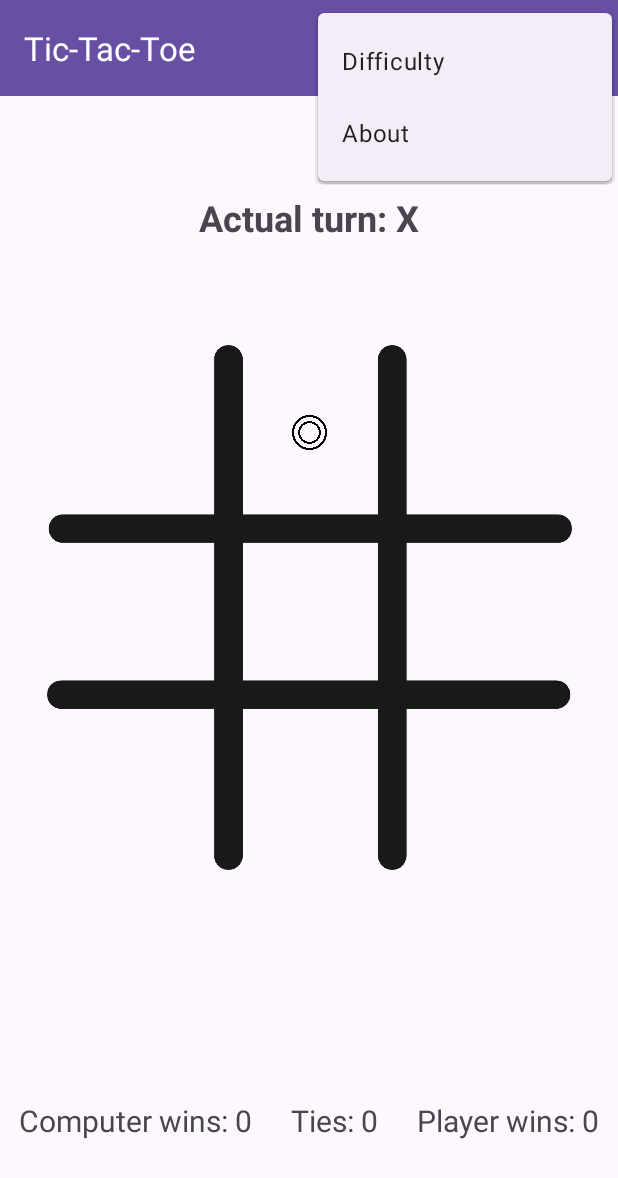
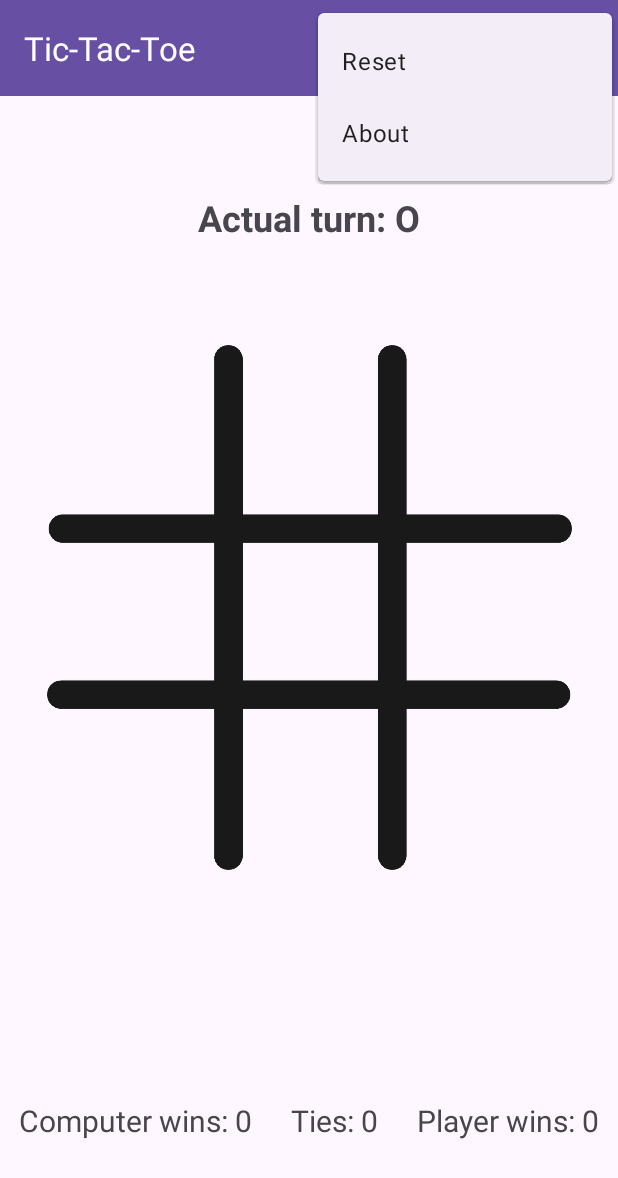
Before and after one commit to omanrique18/DADM-Ocas, an Android app: the TicTacToeActivity screen opened directly, with no data from a screen before it, with the options menu open, on a phone screen of 412 x 824 dp. Shown: the top 1178 px of the screen. Run offline under Robolectric (Android 15) with nearby library versions, the light colour scheme and no system bars; 2 statements that could not run were skipped.

Commit message:
Se agrega persistencia y finaliza reto 6

```diff
--- a/reto3/TicTacToe/app/src/main/java/co/edu/unal/tic_tac_toe/TicTacToeActivity.kt
+++ b/reto3/TicTacToe/app/src/main/java/co/edu/unal/tic_tac_toe/TicTacToeActivity.kt
@@ -1,5 +1,6 @@
 package co.edu.unal.tic_tac_toe
 
+import android.content.SharedPreferences
 import android.media.MediaPlayer
 import android.os.Bundle
 import android.os.Handler
@@ -12,12 +13,12 @@
 import androidx.fragment.app.DialogFragment
 import co.edu.unal.tic_tac_toe.dialogs.AboutDialog
 import co.edu.unal.tic_tac_toe.dialogs.DifficultyDialog
-import co.edu.unal.tic_tac_toe.dialogs.QuitDialog
+import co.edu.unal.tic_tac_toe.dialogs.ResetDialog
 
 
 class TicTacToeActivity : AppCompatActivity(),
     DifficultyDialog.DifficultyDialogListener,
-    QuitDialog.QuitDialogListener {
+    ResetDialog.ResetDialogListener {
     private lateinit var ticTacToe: TicTacToe
     private lateinit var gridView: GridView
     private lateinit var turnText: TextView
@@ -30,6 +31,7 @@
     private lateinit var bundle: Bundle
     private lateinit var xSound: MediaPlayer
     private lateinit var oSound: MediaPlayer
+    private lateinit var prefs: SharedPreferences
     private var isSingleMode = true
 
     override fun onCreate(savedInstanceState: Bundle?) {
@@ -37,23 +39,32 @@
         setContentView(R.layout.activity_tic_tac_toe)
         setSupportActionBar(findViewById(R.id.main_toolbar))
 
+        prefs = getSharedPreferences("ttt_prefs", MODE_PRIVATE);
         bundle = intent.extras!!
         isSingleMode = bundle.getBoolean("isSingleMode")
 
         ticTacToe = TicTacToe()
         if (savedInstanceState != null)
-            ticTacToe.setValuesOnRestart(savedInstanceState.getStringArray("board"), savedInstanceState.getString("turn"))
+            ticTacToe.setValuesOnRestart(
+                savedInstanceState.getStringArray("board"),
+                savedInstanceState.getString("turn")
+            )
         gridView = findViewById(R.id.grid)
         turnText = findViewById(R.id.turn)
         oWinsText = findViewById(R.id.o_wins)
         xWinsText = findViewById(R.id.x_wins)
         tiesText = findViewById(R.id.ties)
         gameStateText = findViewById(R.id.game_status)
-        scoreBoard = arrayOf(0,0,0)
+        scoreBoard = arrayOf(
+            prefs.getInt("playerWins",0),
+            prefs.getInt("ties",0),
+            prefs.getInt("computerWins",0)
+        )
         symbols = arrayOf(ticTacToe.getPersonSymbol(),ticTacToe.getComputerSymbol())
         gridView.setTicTacToe(ticTacToe)
         gridView.setOnTouchListener { _ , motionEvent -> touchGridEvent(motionEvent)
         }
+
         setInitialText()
         firstComputerMove()
     }
@@ -68,6 +79,15 @@
         super.onPause()
         xSound.release()
         oSound.release()
+    }
+
+    override fun onStop() {
+        super.onStop()
+        val ed: SharedPreferences.Editor = prefs.edit()
+        ed.putInt("playerWins", scoreBoard[0])
+        ed.putInt("ties", scoreBoard[1])
+        ed.putInt("computerWins", scoreBoard[2])
+        ed.apply()
     }
 
     override fun onSaveInstanceState(outState: Bundle) {
@@ -104,9 +124,9 @@
                 difficultyDialog.show(supportFragmentManager,"difficulty")
                 return true
             }
-            R.id.quit -> {
-                val quitDialog = QuitDialog()
-                quitDialog.show(supportFragmentManager, "quit")
+            R.id.reset -> {
+                val resetDialog = ResetDialog()
+                resetDialog.show(supportFragmentManager, "quit")
                 return true
             }
             R.id.about -> {
@@ -129,7 +149,15 @@
     }
 
     override fun onDialogPositiveClick(dialog: DialogFragment) {
-        this.finish()
+        val ed: SharedPreferences.Editor = prefs.edit()
+        ed.putInt("playerWins", 0)
+        ed.putInt("ties", 0)
+        ed.putInt("computerWins", 0)
+        ed.apply()
+        scoreBoard = arrayOf(0,0,0)
+        ticTacToe.newGame()
+        setInitialText()
+        gridView.invalidate()
     }
 
     private fun touchGridEvent(event: MotionEvent?): Boolean {
@@ -167,7 +195,6 @@
     private fun setInitialText(){
         loadTurnText()
         loadScoreBoardText()
-        isGameFinished()
     }
 
     private fun isGameFinished(): Boolean{
@@ -234,12 +261,14 @@
             oSound.start()
             ticTacToe.setComputerMove()
             isGameFinished()
-            gridView.isEnabled = true }, 1000)
+            gridView.isEnabled = true}, 1000)
         gridView.invalidate()
     }
 
     private fun firstComputerMove(){
-        if(isSingleMode && ticTacToe.getTurn()==ticTacToe.getComputerSymbol()){
+        if(isSingleMode &&
+            ticTacToe.getTurn()==ticTacToe.getComputerSymbol() &&
+            ticTacToe.checkForWinner()==" "){
             setComputerMove()
         }
     }
--- a/reto3/TicTacToe/app/src/main/res/menu/options_menu.xml
+++ b/reto3/TicTacToe/app/src/main/res/menu/options_menu.xml
@@ -2,10 +2,9 @@
 <menu xmlns:app="http://schemas.android.com/apk/res-auto"
     xmlns:android="http://schemas.android.com/apk/res/android">
     <item
-        android:id="@+id/quit"
-        android:icon="@drawable/exit"
-        android:title="@string/quit_menu"
-        app:showAsAction="ifRoom" />
+        android:id="@+id/reset"
+        android:icon="@drawable/reset"
+        android:title="@string/reset_menu"/>
     <item
         android:id="@+id/new_game"
         android:icon="@drawable/new_game"
@@ -13,8 +12,10 @@
         app:showAsAction="ifRoom" />
     <item
         android:id="@+id/ai_difficulty"
+        android:icon="@drawable/difficulty"
         android:title="@string/difficulty_menu"
-        android:visible="true" />
+        android:visible="true"
+        app:showAsAction="ifRoom"/>
     <item
         android:id="@+id/about"
         android:title="@string/about_menu" />
--- a/reto3/TicTacToe/app/src/main/res/values/strings.xml
+++ b/reto3/TicTacToe/app/src/main/res/values/strings.xml
@@ -4,14 +4,15 @@
     <string name="back_button_text">Back</string>
     <string name="empty_cell">-</string>
     <string name="new_game_button">New Game</string>
-    <string name="default_text">TextView</string>
+    <string name="default_text"> </string>
     <string name="grid_description">tic tac toe grid</string>
     <string name="x_value">X</string>
     <string name="o_value">O</string>
     <string name="x_wins">X Wins!</string>
     <string name="tie">It\'s a tie!</string>
     <string name="o_wins">O Wins!</string>
-    <string name="quit_message">Are you sure you want to quit?</string>
+    <string name="reset_message">Are you sure you want to reset the game? This will delete the saved
+        scores and cannot be undone</string>
     <string name="yes">Yes</string>
     <string name="no">No</string>
     <string name="icon_description">game icon</string>
@@ -21,7 +22,7 @@
         difficulty levels. You can also choose to play against the machine or a friend! \n
         Enjoy the game :)</string>
     <string name="ok">OK</string>
-    <string name="quit_menu">Quit</string>
+    <string name="reset_menu">Reset</string>
     <string name="new_game_menu">New Game</string>
     <string name="difficulty_menu">Difficulty</string>
     <string name="about_menu">About</string>
```
Also changed, not shown: reto3/TicTacToe/app/src/main/java/co/edu/unal/tic_tac_toe/dialogs/ResetDialog.kt (renamed from reto3/TicTacToe/app/src/main/java/co/edu/unal/tic_tac_toe/dialogs/QuitDialog.kt, +5 -5 lines), reto3/TicTacToe/app/src/main/res/drawable/difficulty.png (added), reto3/TicTacToe/app/src/main/res/drawable/new_game.png, reto3/TicTacToe/app/src/main/res/drawable/reset.png (added).
